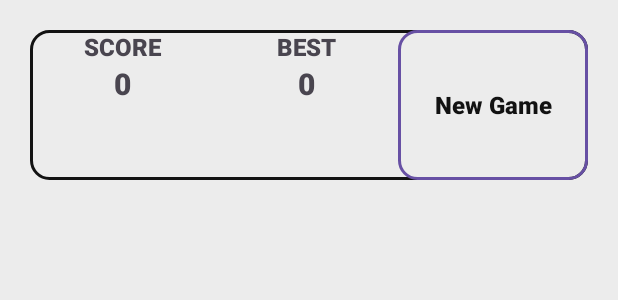
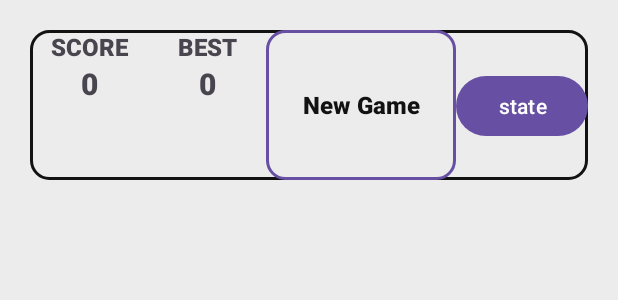
Before and after one commit to J4F3ET/JOB.PPC, an Android app: the layout activity_main.xml on its own in the app's theme, with its tools: preview values and no code run, on a phone screen of 412 x 824 dp. Shown: the top 300 px of the screen. Run offline under Robolectric (Android 15) with nearby library versions, the phone set to English and light mode, and no system bars.

Commit message:
Guardar estado Game

```diff
--- a/app/build.gradle.kts
+++ b/app/build.gradle.kts
@@ -1,6 +1,7 @@
 plugins {
     alias(libs.plugins.android.application)
     alias(libs.plugins.jetbrains.kotlin.android)
+    id("com.google.gms.google-services")
 }
 
 android {
@@ -40,6 +41,11 @@ dependencies {
     implementation(libs.androidx.core.ktx)
     implementation(libs.androidx.appcompat)
     implementation(libs.material)
+
+    implementation(platform("com.google.firebase:firebase-bom:33.0.0"))
+    implementation("com.google.firebase:firebase-analytics")
+    implementation("com.google.firebase:firebase-database")
+
     implementation(libs.androidx.activity)
     implementation(libs.androidx.constraintlayout)
     implementation(libs.livedata)
--- a/app/src/main/java/com/example/jobcpp/Model/DTO/GameState.kt
+++ b/app/src/main/java/com/example/jobcpp/Model/DTO/GameState.kt
@@ -10,3 +10,9 @@ data class GameState(
     var score: Int,
     var best: Int
 )
+
+data class State(
+    var board: List<Int>,
+    var score: Int,
+    var best: Int
+)
--- a/app/src/main/java/com/example/jobcpp/ViewModel/MainViewModel.kt
+++ b/app/src/main/java/com/example/jobcpp/ViewModel/MainViewModel.kt
@@ -6,13 +6,16 @@ import androidx.lifecycle.LiveData
 import androidx.lifecycle.MutableLiveData
 import androidx.lifecycle.ViewModel
 import com.example.jobcpp.Model.DTO.GameState
+import com.example.jobcpp.Model.DTO.State
 import com.example.jobcpp.ViewModel.Service.EventToMovement
 import com.example.jobcpp.ViewModel.Service.GeneratorGameByFunctions
 
 @SuppressLint("ClickableViewAccessibility")
 class MainViewModel:ViewModel() {
     private val _observableGameState: MutableLiveData<GameState> = MutableLiveData()
+
     val observableGameState: LiveData<GameState> get() = _observableGameState
+
 
     val gridView:GeneratorGameByFunctions = GeneratorGameByFunctions(4);
     init {
@@ -20,6 +23,7 @@ class MainViewModel:ViewModel() {
     }
     fun updateGameState(newGameState: GameState){
         _observableGameState.value = newGameState
+
     }
     override fun onCleared() {
         super.onCleared()
--- a/app/src/main/res/layout/activity_main.xml
+++ b/app/src/main/res/layout/activity_main.xml
@@ -101,6 +101,12 @@
                 android:textColor="@color/black"
                 android:textSize="@dimen/text_size_medium"
                 android:typeface="normal" />
+
+            <Button
+                android:id="@+id/btnState"
+                android:layout_width="wrap_content"
+                android:layout_height="wrap_content"
+                android:text="state"/>
         </LinearLayout>
         <LinearLayout
             android:id="@+id/container_board"
--- a/build.gradle.kts
+++ b/build.gradle.kts
@@ -2,4 +2,5 @@
 plugins {
     alias(libs.plugins.android.application) apply false
     alias(libs.plugins.jetbrains.kotlin.android) apply false
+    id("com.google.gms.google-services") version "4.4.1" apply false
 }
```
Also changed, not shown: app/src/main/java/com/example/jobcpp/MainActivity.kt (+16 -0 lines), app/src/main/java/com/example/jobcpp/ViewModel/Service/DatabaseGame.kt (added, +25 -0 lines), app/src/main/java/com/example/jobcpp/ViewModel/Service/EventToMovement.kt (+14 -0 lines).
